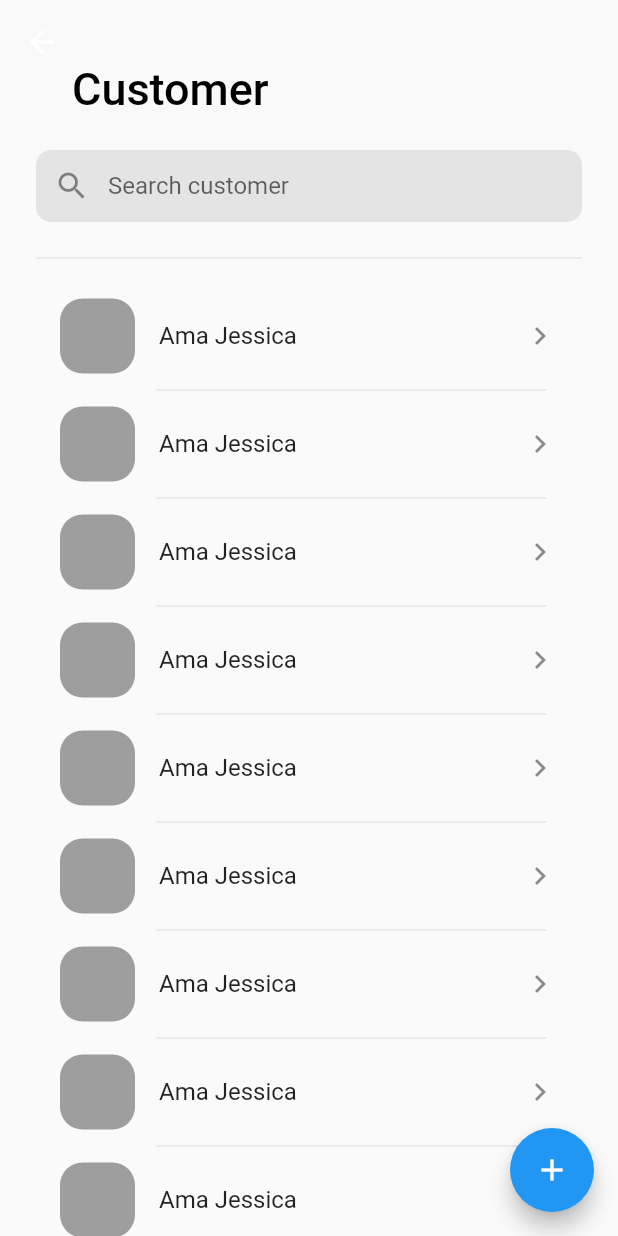
After one commit to mickylarbi/simply_tailored, a Flutter app: the CustomerListPage screen opened directly, on a phone screen of 412 x 824 dp. The commit adds this screen. Run offline on Flutter 3.47's test engine with Material 2 defaults, Android fonts, the light colour scheme and no system bars; missing offline and left inert: circular_chart_flutter.

Commit message:
feat: build customer list page

```diff
--- /dev/null
+++ b/lib/screens/home/customer_list_page/customer_list_page.dart
@@ -0,0 +1,82 @@
+import 'package:flutter/material.dart';
+import 'package:simply_tailored/screens/app_resources.dart';
+import 'package:simply_tailored/screens/shared/custom_textformfield.dart';
+
+class CustomerListPage extends StatefulWidget {
+  const CustomerListPage({Key? key}) : super(key: key);
+
+  @override
+  State<CustomerListPage> createState() => _CustomerListPageState();
+}
+
+class _CustomerListPageState extends State<CustomerListPage> {
+  @override
+  Widget build(BuildContext context) {
+    return Scaffold(
+      body: CustomScrollView(
+        slivers: <Widget>[
+          SliverAppBar(
+            backgroundColor: kBackgroundColor,
+            pinned: true,
+            elevation: 0,
+            expandedHeight: 100,
+            collapsedHeight: 80,
+            flexibleSpace: const FlexibleSpaceBar(
+              title: Text(
+                'Customer',
+                style: TextStyle(color: Colors.black),
+              ),
+              titlePadding: EdgeInsets.symmetric(vertical: 24, horizontal: 48),
+            ),
+          ),
+          SliverToBoxAdapter(
+            child: Padding(
+              padding: const EdgeInsets.symmetric(horizontal: 24),
+              child: Column(
+                children: [
+                  const SearchTextFormField(hintText: 'Search customer'),
+                  const Divider(height: 48),
+                  ListView.separated(
+                    shrinkWrap: true,
+                    physics: const NeverScrollableScrollPhysics(),
+                    itemCount: 20,
+                    itemBuilder: (context, index) => ListTile(
+                      leading: Container(
+                        height: 50,
+                        width: 50,
+                        // margin: const EdgeInsets.only(right: 24, top: 24),
+                        decoration: BoxDecoration(
+                          color: Colors.grey,
+                          borderRadius: BorderRadius.circular(15),
+                        ),
+                      ),
+                      title: const Text('Ama Jessica'),
+                      trailing: const Icon(Icons.chevron_right),
+                    ),
+                    separatorBuilder: (context, index) => const Divider(
+                      indent: 80,
+                      endIndent: 24,
+                      // thickness: 1,
+                    ),
+                  ),
+                ],
+              ),
+            ),
+          ),
+          // SliverList(
+          //   delegate: SliverChildListDelegate(
+          //     [],
+          //   ),
+          // )
+        ],
+      ),
+      floatingActionButton: FloatingActionButton(
+        onPressed: () {},
+        child: const Icon(
+          Icons.add,
+          color: Colors.white,
+        ),
+      ),
+    );
+  }
+}
--- a/lib/screens/shared/custom_textformfield.dart
+++ b/lib/screens/shared/custom_textformfield.dart
@@ -3,7 +3,8 @@ import 'package:flutter/material.dart';
 class CustomTextFormField extends StatelessWidget {
   final String hintText;
   const CustomTextFormField({
-    Key? key,required this.hintText,
+    Key? key,
+    required this.hintText,
   }) : super(key: key);
 
   @override
@@ -67,3 +68,27 @@ class _PasswordTextFormFieldState extends State<PasswordTextFormField> {
     super.dispose();
   }
 }
+
+class SearchTextFormField extends StatelessWidget {
+  final String hintText;
+  const SearchTextFormField({
+    Key? key,required this.hintText
+  }) : super(key: key);
+
+  @override
+  Widget build(BuildContext context) {
+    return TextFormField(
+      decoration: InputDecoration(
+        hintText: hintText,
+        contentPadding: const EdgeInsets.symmetric(horizontal: 24),
+        filled: true,
+        fillColor: const Color(0xFFE4E4E4),
+        prefixIcon: const Icon(Icons.search),
+        border: OutlineInputBorder(
+          borderRadius: BorderRadius.circular(10),
+          borderSide: BorderSide.none,
+        ),
+      ),
+    );
+  }
+}
```
Also changed, not shown: lib/screens/home/tab_view.dart (+70 -32 lines), 1 other file.
